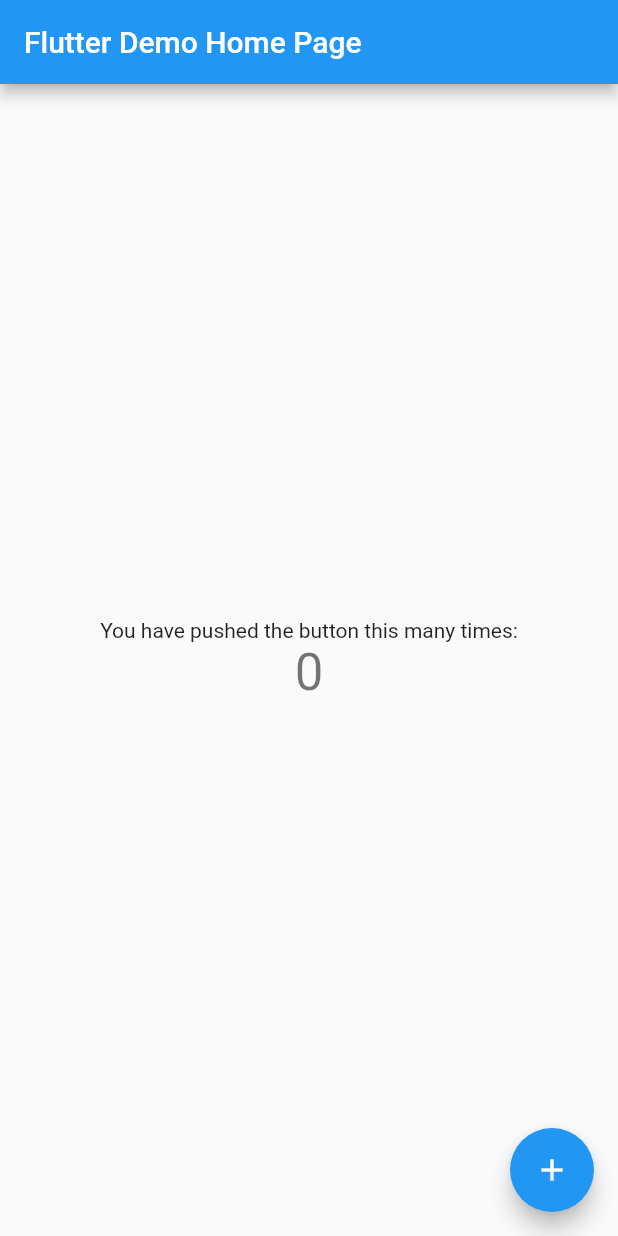
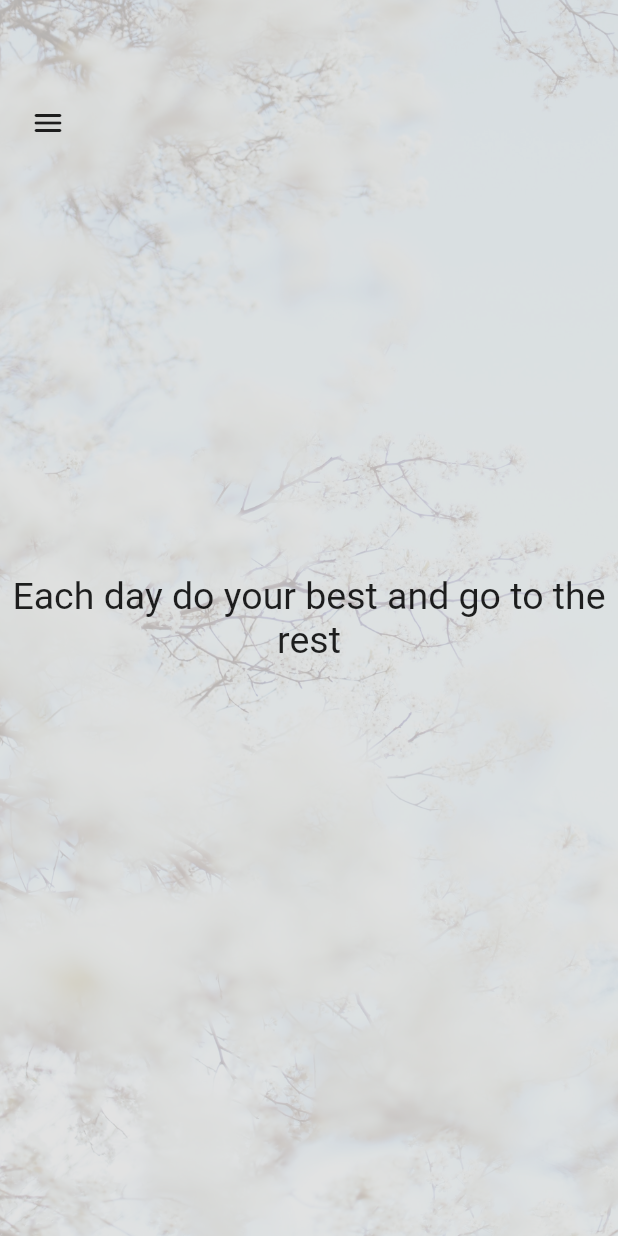
Before and after one commit to kyawtmayhlaing173/daily_quotes, a Flutter app: the screen it shows after launch, on a phone screen of 412 x 824 dp. Run offline on Flutter 3.47's test engine with Material 2 defaults, Android fonts, the phone set to English and light mode, and no system bars; our stand-ins replace google_fonts, jiffy.

Commit message:
Write UI in quote detail

```diff
--- /dev/null
+++ b/lib/constants/app_constants.dart
@@ -0,0 +1,6 @@
+import 'package:flutter/material.dart';
+
+const kPrimaryColor = Color(0xFF42C2FF);
+const kSecondaryColor = Color(0xFF85F4FF);
+const kTertiaryColor = Color(0xFFB8FFF9);
+const kQuaternaryColor = Color(0xFFEFFFFD);
--- a/lib/main.dart
+++ b/lib/main.dart
@@ -1,3 +1,5 @@
+import 'package:daily_quotes/constants/app_constants.dart';
+import 'package:daily_quotes/screens/quote_detail.dart';
 import 'package:flutter/material.dart';
 
 void main() {
@@ -11,105 +13,16 @@
   @override
   Widget build(BuildContext context) {
     return MaterialApp(
-      title: 'Flutter Demo',
+      title: 'Daily Quote',
       theme: ThemeData(
-        // This is the theme of your application.
-        //
-        // Try running your application with "flutter run". You'll see the
-        // application has a blue toolbar. Then, without quitting the app, try
-        // changing the primarySwatch below to Colors.green and then invoke
-        // "hot reload" (press "r" in the console where you ran "flutter run",
-        // or simply save your changes to "hot reload" in a Flutter IDE).
-        // Notice that the counter didn't reset back to zero; the application
-        // is not restarted.
-        primarySwatch: Colors.blue,
+        colorScheme: ColorScheme.fromSwatch().copyWith(
+          primary: kPrimaryColor,
+        ),
       ),
-      home: const MyHomePage(title: 'Flutter Demo Home Page'),
+      home: const QuoteDetail(),
+      // home: const BottomTabBarWidget(
+      //   title: "Daily Quotes",
+      // ),
     );
   }
 }
-
-class MyHomePage extends StatefulWidget {
-  const MyHomePage({Key? key, required this.title}) : super(key: key);
-
-  // This widget is the home page of your application. It is stateful, meaning
-  // that it has a State object (defined below) that contains fields that affect
-  // how it looks.
-
-  // This class is the configuration for the state. It holds the values (in this
-  // case the title) provided by the parent (in this case the App widget) and
-  // used by the build method of the State. Fields in a Widget subclass are
-  // always marked "final".
-
-  final String title;
-
-  @override
-  State<MyHomePage> createState() => _MyHomePageState();
-}
-
-class _MyHomePageState extends State<MyHomePage> {
-  int _counter = 0;
-
-  void _incrementCounter() {
-    setState(() {
-      // This call to setState tells the Flutter framework that something has
-      // changed in this State, which causes it to rerun the build method below
-      // so that the display can reflect the updated values. If we changed
-      // _counter without calling setState(), then the build method would not be
-      // called again, and so nothing would appear to happen.
-      _counter++;
-    });
-  }
-
-  @override
-  Widget build(BuildContext context) {
-    // This method is rerun every time setState is called, for instance as done
-    // by the _incrementCounter method above.
-    //
-    // The Flutter framework has been optimized to make rerunning build methods
-    // fast, so that you can just rebuild anything that needs updating rather
-    // than having to individually change instances of widgets.
-    return Scaffold(
-      appBar: AppBar(
-        // Here we take the value from the MyHomePage object that was created by
-        // the App.build method, and use it to set our appbar title.
-        title: Text(widget.title),
-      ),
-      body: Center(
-        // Center is a layout widget. It takes a single child and positions it
-        // in the middle of the parent.
-        child: Column(
-          // Column is also a layout widget. It takes a list of children and
-          // arranges them vertically. By default, it sizes itself to fit its
-          // children horizontally, and tries to be as tall as its parent.
-          //
-          // Invoke "debug painting" (press "p" in the console, choose the
-          // "Toggle Debug Paint" action from the Flutter Inspector in Android
-          // Studio, or the "Toggle Debug Paint" command in Visual Studio Code)
-          // to see the wireframe for each widget.
-          //
-          // Column has various properties to control how it sizes itself and
-          // how it positions its children. Here we use mainAxisAlignment to
-          // center the children vertically; the main axis here is the vertical
-          // axis because Columns are vertical (the cross axis would be
-          // horizontal).
-          mainAxisAlignment: MainAxisAlignment.center,
-          children: <Widget>[
-            const Text(
-              'You have pushed the button this many times:',
-            ),
-            Text(
-              '$_counter',
-              style: Theme.of(context).textTheme.headline4,
-            ),
-          ],
-        ),
-      ),
-      floatingActionButton: FloatingActionButton(
-        onPressed: _incrementCounter,
-        tooltip: 'Increment',
-        child: const Icon(Icons.add),
-      ), // This trailing comma makes auto-formatting nicer for build methods.
-    );
-  }
-}
--- /dev/null
+++ b/lib/screens/quote_detail.dart
@@ -0,0 +1,70 @@
+import 'package:flutter/material.dart';
+
+class QuoteDetail extends StatefulWidget {
+  const QuoteDetail({Key? key}) : super(key: key);
+
+  @override
+  State<QuoteDetail> createState() => _QuoteDetailState();
+}
+
+class _QuoteDetailState extends State<QuoteDetail> {
+  @override
+  Widget build(BuildContext context) {
+    return Scaffold(
+      body: Container(
+        width: double.maxFinite,
+        height: double.maxFinite,
+        decoration: BoxDecoration(
+          color: Colors.black12,
+          image: DecorationImage(
+            fit: BoxFit.cover,
+            colorFilter: ColorFilter.mode(
+                Colors.black.withOpacity(0.2), BlendMode.dstATop),
+            image: const AssetImage('assets/background.jpg'),
+          ),
+        ),
+        child: Padding(
+          padding: const EdgeInsets.all(8.0),
+          child: Stack(
+            children: [
+              _menuContainer(),
+              _textContainer(),
+            ],
+          ),
+        ),
+      ),
+    );
+  }
+
+  Widget _menuContainer() {
+    return Positioned(
+      top: 50,
+      child: Row(
+        mainAxisAlignment: MainAxisAlignment.end,
+        children: [
+          IconButton(
+            onPressed: () {},
+            icon: const Icon(Icons.menu_rounded),
+          ),
+          // Expanded(child: Container()),
+          // IconButton(
+          //   onPressed: () {},
+          //   icon: const Icon(Icons.list),
+          // )
+        ],
+      ),
+    );
+  }
+
+  Widget _textContainer() {
+    return const Center(
+      child: Text(
+        "Each day do your best and go to the rest",
+        style: TextStyle(
+          fontSize: 25,
+        ),
+        textAlign: TextAlign.center,
+      ),
+    );
+  }
+}
```
Also changed, not shown: lib/fab_button_app_bar.dart (added, +121 -0 lines), lib/screens/home_screen.dart (added, +47 -0 lines), lib/widgets/bottom_tab_bar_widget.dart (added, +77 -0 lines), pubspec.yaml (+4 -66 lines), assets/background.jpg (added).
